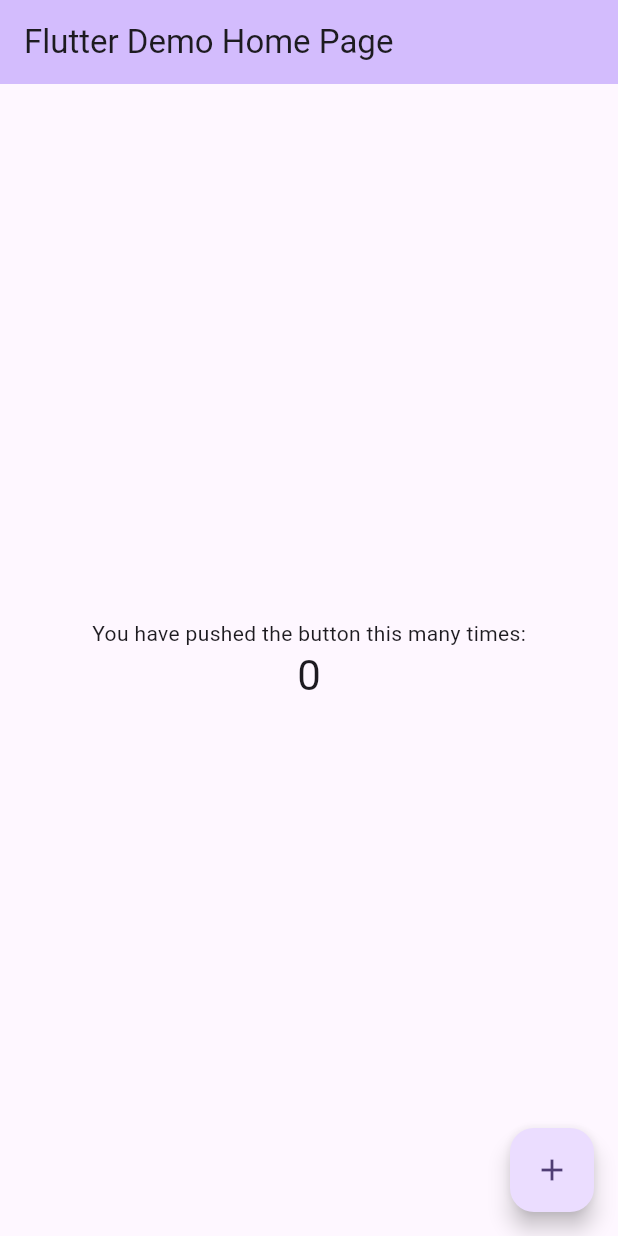
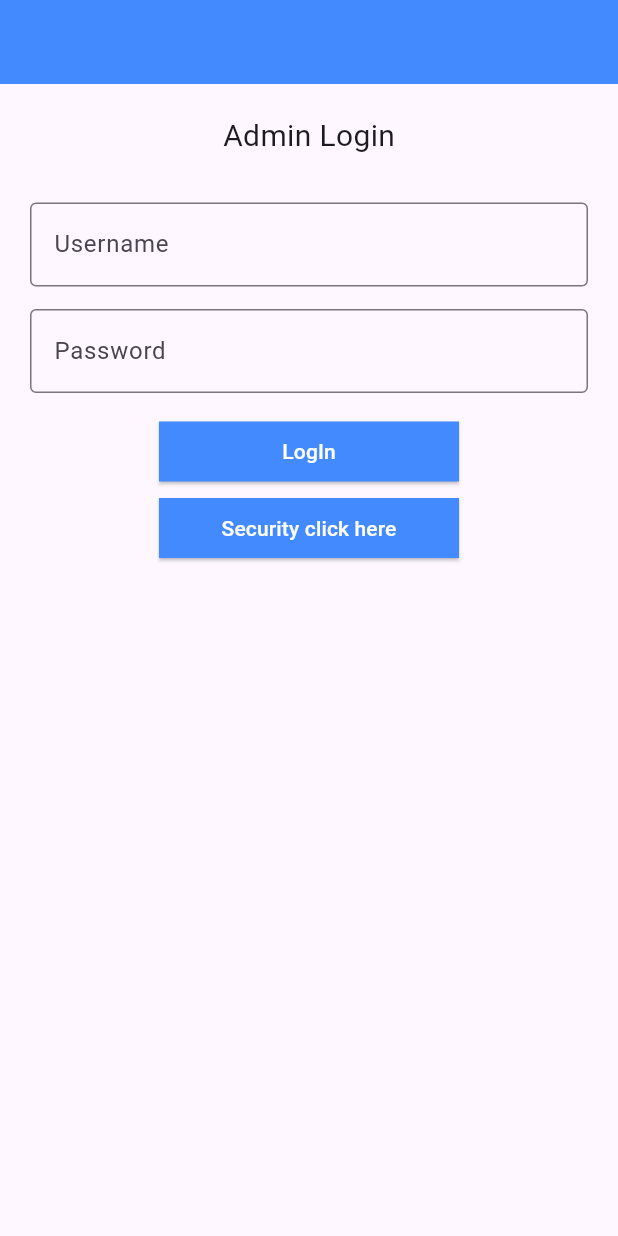
Before and after one commit to anilajoseph44/security-app-frontend, a Flutter app: the screen it shows after launch, on a phone screen of 412 x 824 dp. Run offline on Flutter 3.47's test engine with Material 3 defaults, Android fonts, the phone set to English and light mode, and no system bars.

Commit message:
admin login done

```diff
--- a/lib/main.dart
+++ b/lib/main.dart
@@ -1,125 +1,17 @@
 import 'package:flutter/material.dart';
+import 'package:security_app/pages/adminlogin.dart';
 
 void main() {
-  runApp(const MyApp());
+  runApp(const SecurityApp());
 }
 
-class MyApp extends StatelessWidget {
-  const MyApp({super.key});
+class SecurityApp extends StatelessWidget {
+  const SecurityApp({super.key});
 
-  // This widget is the root of your application.
   @override
   Widget build(BuildContext context) {
     return MaterialApp(
-      title: 'Flutter Demo',
-      theme: ThemeData(
-        // This is the theme of your application.
-        //
-        // TRY THIS: Try running your application with "flutter run". You'll see
-        // the application has a purple toolbar. Then, without quitting the app,
-        // try changing the seedColor in the colorScheme below to Colors.green
-        // and then invoke "hot reload" (save your changes or press the "hot
-        // reload" button in a Flutter-supported IDE, or press "r" if you used
-        // the command line to start the app).
-        //
-        // Notice that the counter didn't reset back to zero; the application
-        // state is not lost during the reload. To reset the state, use hot
-        // restart instead.
-        //
-        // This works for code too, not just values: Most code changes can be
-        // tested with just a hot reload.
-        colorScheme: ColorScheme.fromSeed(seedColor: Colors.deepPurple),
-        useMaterial3: true,
-      ),
-      home: const MyHomePage(title: 'Flutter Demo Home Page'),
+      home: AdminLogin(),
     );
   }
 }
-
-class MyHomePage extends StatefulWidget {
-  const MyHomePage({super.key, required this.title});
-
-  // This widget is the home page of your application. It is stateful, meaning
-  // that it has a State object (defined below) that contains fields that affect
-  // how it looks.
-
-  // This class is the configuration for the state. It holds the values (in this
-  // case the title) provided by the parent (in this case the App widget) and
-  // used by the build method of the State. Fields in a Widget subclass are
-  // always marked "final".
-
-  final String title;
-
-  @override
-  State<MyHomePage> createState() => _MyHomePageState();
-}
-
-class _MyHomePageState extends State<MyHomePage> {
-  int _counter = 0;
-
-  void _incrementCounter() {
-    setState(() {
-      // This call to setState tells the Flutter framework that something has
-      // changed in this State, which causes it to rerun the build method below
-      // so that the display can reflect the updated values. If we changed
-      // _counter without calling setState(), then the build method would not be
-      // called again, and so nothing would appear to happen.
-      _counter++;
-    });
-  }
-
-  @override
-  Widget build(BuildContext context) {
-    // This method is rerun every time setState is called, for instance as done
-    // by the _incrementCounter method above.
-    //
-    // The Flutter framework has been optimized to make rerunning build methods
-    // fast, so that you can just rebuild anything that needs updating rather
-    // than having to individually change instances of widgets.
-    return Scaffold(
-      appBar: AppBar(
-        // TRY THIS: Try changing the color here to a specific color (to
-        // Colors.amber, perhaps?) and trigger a hot reload to see the AppBar
-        // change color while the other colors stay the same.
-        backgroundColor: Theme.of(context).colorScheme.inversePrimary,
-        // Here we take the value from the MyHomePage object that was created by
-        // the App.build method, and use it to set our appbar title.
-        title: Text(widget.title),
-      ),
-      body: Center(
-        // Center is a layout widget. It takes a single child and positions it
-        // in the middle of the parent.
-        child: Column(
-          // Column is also a layout widget. It takes a list of children and
-          // arranges them vertically. By default, it sizes itself to fit its
-          // children horizontally, and tries to be as tall as its parent.
-          //
-          // Column has various properties to control how it sizes itself and
-          // how it positions its children. Here we use mainAxisAlignment to
-          // center the children vertically; the main axis here is the vertical
-          // axis because Columns are vertical (the cross axis would be
-          // horizontal).
-          //
-          // TRY THIS: Invoke "debug painting" (choose the "Toggle Debug Paint"
-          // action in the IDE, or press "p" in the console), to see the
-          // wireframe for each widget.
-          mainAxisAlignment: MainAxisAlignment.center,
-          children: <Widget>[
-            const Text(
-              'You have pushed the button this many times:',
-            ),
-            Text(
-              '$_counter',
-              style: Theme.of(context).textTheme.headlineMedium,
-            ),
-          ],
-        ),
-      ),
-      floatingActionButton: FloatingActionButton(
-        onPressed: _incrementCounter,
-        tooltip: 'Increment',
-        child: const Icon(Icons.add),
-      ), // This trailing comma makes auto-formatting nicer for build methods.
-    );
-  }
-}
--- /dev/null
+++ b/lib/pages/adminlogin.dart
@@ -0,0 +1,97 @@
+import 'package:flutter/material.dart';
+import 'package:security_app/pages/addsecurity.dart';
+import 'package:security_app/pages/homepage.dart';
+
+class AdminLogin extends StatefulWidget {
+  const AdminLogin({super.key});
+
+  @override
+  State<AdminLogin> createState() => _AdminLoginState();
+}
+
+class _AdminLoginState extends State<AdminLogin> {
+  TextEditingController username=new TextEditingController();
+  TextEditingController password=new TextEditingController();
+  String error="";
+
+  void adminlogin()
+  {
+    if(username.text=="admin" && password.text=="12345")
+      {
+
+        Navigator.push(context, MaterialPageRoute(builder: (context)=>HomePage()));
+
+      }
+    else
+      {
+        setState(() {
+          error="Invalid credentials..!!";
+        });
+
+      }
+  }
+  @override
+  Widget build(BuildContext context) {
+    return Scaffold(
+      appBar: AppBar(backgroundColor: Colors.blueAccent,),
+      body: SingleChildScrollView(
+        child: Container(padding: EdgeInsets.all(20),
+          child: Column(
+            children: [
+              Text("Admin Login",style: TextStyle(fontSize: 20),),
+              SizedBox(height: 30,),
+              TextField(
+                controller: username,
+                decoration: InputDecoration(
+                  border: OutlineInputBorder(),
+                  labelText: "Username"
+                ),
+              ),
+              SizedBox(height: 15,),
+              TextField(
+                controller: password,
+                decoration: InputDecoration(
+                  border: OutlineInputBorder(),
+                  labelText: "Password"
+                ),
+              ),
+              SizedBox(height: 15,),
+              SizedBox(
+                width: 200,
+                child: ElevatedButton(
+                  style: ElevatedButton.styleFrom(
+                    backgroundColor: Colors.blueAccent,
+                    foregroundColor: Colors.white,
+                    shape: RoundedRectangleBorder(
+                      borderRadius: BorderRadius.zero
+                    )
+                  ),
+                    onPressed: adminlogin, child: Text("LogIn")),
+              ),
+              SizedBox(height: 3,),
+              SizedBox(
+                width: 200,
+                child: ElevatedButton(
+                  style: ElevatedButton.styleFrom(
+                    backgroundColor: Colors.blueAccent,
+                    foregroundColor: Colors.white,
+                    shape: RoundedRectangleBorder(
+                      borderRadius: BorderRadius.zero
+                    )
+                  ),
+                    onPressed: ()
+                    {
+
+                    }
+                    ,
+                    child: Text("Security click here")),
+              ),
+              SizedBox(height: 50,),
+              Text(error,style: TextStyle(fontSize: 20),)
+            ],
+          ),
+        ),
+      ),
+    );
+  }
+}
--- /dev/null
+++ b/lib/pages/homepage.dart
@@ -0,0 +1,43 @@
+import 'package:flutter/material.dart';
+
+class HomePage extends StatefulWidget {
+  const HomePage({super.key});
+
+  @override
+  State<HomePage> createState() => _HomePageState();
+}
+
+class _HomePageState extends State<HomePage> {
+  @override
+  Widget build(BuildContext context) {
+    return MaterialApp(
+      home: Scaffold(
+        appBar: AppBar(backgroundColor: Colors.blueAccent,),
+        body: Container(
+          child: Column(
+            children: [
+              ElevatedButton(
+                  onPressed: ()
+                  {
+
+                  },
+                  child: Text("ADD Security")),
+              ElevatedButton(
+                  onPressed: ()
+                  {
+
+                  },
+                  child: Text("View all securities")),
+              ElevatedButton(
+                  onPressed: ()
+                  {
+
+                  },
+                  child: Text("View all visitors"))
+            ],
+          ),
+        ),
+      ),
+    );
+  }
+}
```
Also changed, not shown: lib/pages/addsecurity.dart (added, +78 -0 lines).
